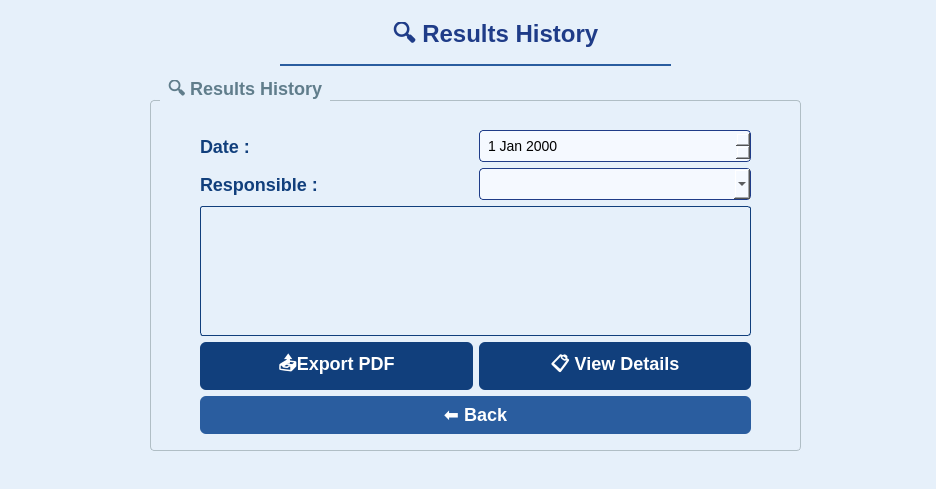
hadirtekaya1/Smart-Vaccination-and-Biological-Research-Center, file resultshistory.ui: the form before one commit.
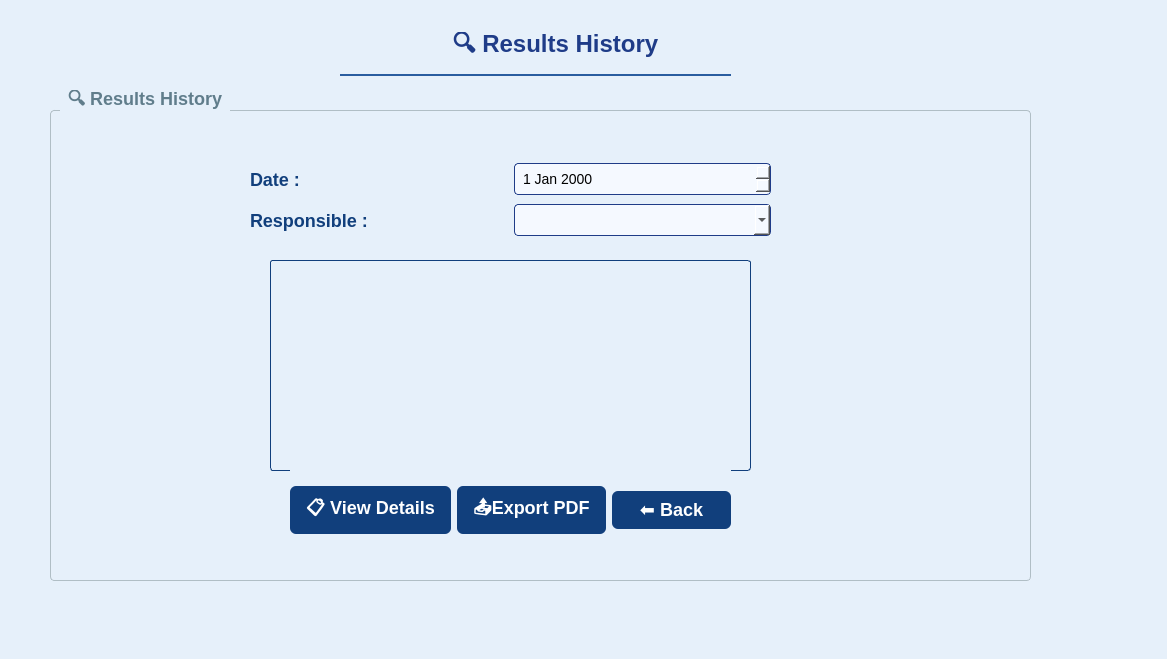
The form after the commit.

```diff
--- a/resultshistory.ui
+++ b/resultshistory.ui
@@ -6,8 +6,8 @@
    <rect>
     <x>0</x>
     <y>0</y>
-    <width>936</width>
-    <height>489</height>
+    <width>1167</width>
+    <height>659</height>
    </rect>
   </property>
   <property name="windowTitle">
@@ -24,8 +24,8 @@
   <widget class="QLabel" name="titleLabel">
    <property name="geometry">
     <rect>
-     <x>280</x>
-     <y>10</y>
+     <x>340</x>
+     <y>20</y>
      <width>391</width>
      <height>71</height>
     </rect>
@@ -51,10 +51,10 @@
   <widget class="QGroupBox" name="groupBox">
    <property name="geometry">
     <rect>
-     <x>150</x>
-     <y>80</y>
-     <width>651</width>
-     <height>371</height>
+     <x>50</x>
+     <y>90</y>
+     <width>981</width>
+     <height>491</height>
     </rect>
    </property>
    <property name="styleSheet">
@@ -81,13 +81,25 @@
    <widget class="QWidget" name="gridLayoutWidget">
     <property name="geometry">
      <rect>
-      <x>50</x>
-      <y>50</y>
-      <width>551</width>
-      <height>304</height>
+      <x>200</x>
+      <y>70</y>
+      <width>521</width>
+      <height>80</height>
      </rect>
     </property>
     <layout class="QGridLayout" name="gridLayout">
+     <item row="0" column="1">
+      <widget class="QDateEdit" name="dateEditFilter">
+       <property name="styleSheet">
+        <string notr="true">QDateEdit {
+    border: 1px solid #1F3C88;
+    border-radius: 4px;
+    padding: 6px;
+    background: #F5F9FF;
+}</string>
+       </property>
+      </widget>
+     </item>
      <item row="0" column="0">
       <widget class="QLabel" name="dateFilterLabel">
        <property name="styleSheet">
@@ -103,6 +115,21 @@
        </property>
       </widget>
      </item>
+     <item row="1" column="0">
+      <widget class="QLabel" name="responsibleLabel">
+       <property name="styleSheet">
+        <string notr="true">QLabel#responsibleLabel {
+    font-size: 18px;
+    font-weight: bold;
+    color: #113f7c; /* Bleu profond */
+}
+</string>
+       </property>
+       <property name="text">
+        <string>Responsible :</string>
+       </property>
+      </widget>
+     </item>
      <item row="1" column="1">
       <widget class="QComboBox" name="comboBoxResponsible">
        <property name="styleSheet">
@@ -115,42 +142,19 @@
        </property>
       </widget>
      </item>
-     <item row="8" column="0" colspan="2">
-      <widget class="QPushButton" name="backButton">
-       <property name="styleSheet">
-        <string notr="true">QPushButton#backButton {
-	background-color: #2a5d9f;
-    padding: 8px 16px;
-    border-radius: 6px;
-	font-size: 18px;
-    font-weight: bold;
-    color: white 
-}
-
-QPushButton#backButton:hover {
-    background-color: #1f497d;
-}
-
-</string>
-       </property>
-       <property name="text">
-        <string>⬅️ Back</string>
-       </property>
-      </widget>
-     </item>
-     <item row="0" column="1">
-      <widget class="QDateEdit" name="dateEditFilter">
-       <property name="styleSheet">
-        <string notr="true">QDateEdit {
-    border: 1px solid #1F3C88;
-    border-radius: 4px;
-    padding: 6px;
-    background: #F5F9FF;
-}</string>
-       </property>
-      </widget>
-     </item>
-     <item row="2" column="0" colspan="2">
+    </layout>
+   </widget>
+   <widget class="QWidget" name="verticalLayoutWidget">
+    <property name="geometry">
+     <rect>
+      <x>220</x>
+      <y>170</y>
+      <width>481</width>
+      <height>211</height>
+     </rect>
+    </property>
+    <layout class="QVBoxLayout" name="verticalLayout">
+     <item>
       <widget class="QTableWidget" name="tableWidgetResults">
        <property name="styleSheet">
         <string notr="true">/* Style pour la table entière */
@@ -205,27 +209,22 @@
        </property>
       </widget>
      </item>
-     <item row="1" column="0">
-      <widget class="QLabel" name="responsibleLabel">
+    </layout>
+   </widget>
+   <widget class="QWidget" name="horizontalLayoutWidget">
+    <property name="geometry">
+     <rect>
+      <x>240</x>
+      <y>380</y>
+      <width>441</width>
+      <height>80</height>
+     </rect>
+    </property>
+    <layout class="QHBoxLayout" name="horizontalLayout">
+     <item>
+      <widget class="QPushButton" name="viewDetailsButton">
        <property name="styleSheet">
-        <string notr="true">QLabel#responsibleLabel {
-    font-size: 18px;
-    font-weight: bold;
-    color: #113f7c; /* Bleu profond */
-}
-</string>
-       </property>
-       <property name="text">
-        <string>Responsible :</string>
-       </property>
-      </widget>
-     </item>
-     <item row="7" column="1">
-      <layout class="QHBoxLayout" name="horizontalLayout">
-       <item>
-        <widget class="QPushButton" name="viewDetailsButton">
-         <property name="styleSheet">
-          <string notr="true">QPushButton#viewDetailsButton {
+        <string notr="true">QPushButton#viewDetailsButton {
 	background-color: #113f7c; 
     padding: 8px 16px;
     border-radius: 6px;
@@ -238,15 +237,13 @@
     background-color: #0e3262;
 }
 </string>
-         </property>
-         <property name="text">
-          <string>📋 View Details</string>
-         </property>
-        </widget>
-       </item>
-      </layout>
+       </property>
+       <property name="text">
+        <string>📋 View Details</string>
+       </property>
+      </widget>
      </item>
-     <item row="7" column="0">
+     <item>
       <widget class="QPushButton" name="exportPDFButton">
        <property name="styleSheet">
         <string notr="true">QPushButton#exportPDFButton {
@@ -268,6 +265,28 @@
        </property>
       </widget>
      </item>
+     <item>
+      <widget class="QPushButton" name="backButton">
+       <property name="styleSheet">
+        <string notr="true">QPushButton#backButton {
+	background-color: #113f7c; 
+    padding: 8px 16px;
+    border-radius: 6px;
+	font-size: 18px;
+    font-weight: bold;
+    color: white;
+}
+
+QPushButton#backButton:hover {
+    background-color: #0e3262;
+}
+</string>
+       </property>
+       <property name="text">
+        <string>⬅️ Back</string>
+       </property>
+      </widget>
+     </item>
     </layout>
    </widget>
   </widget>
```
